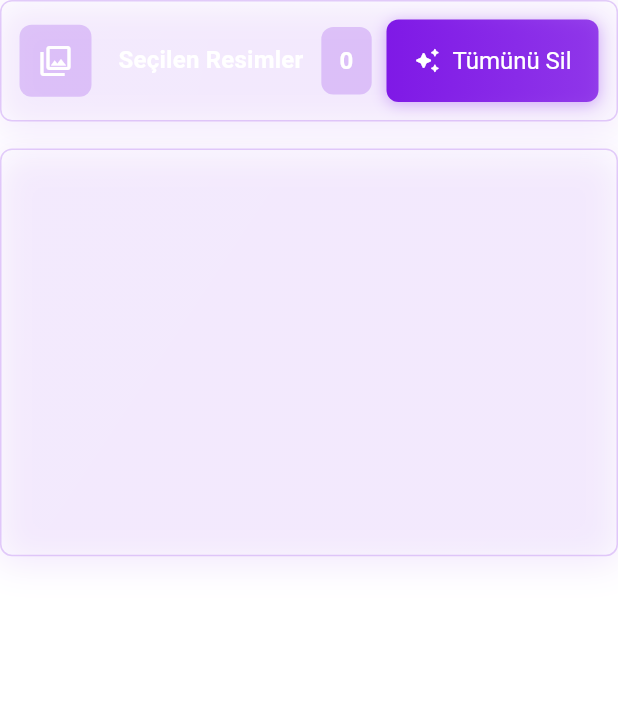
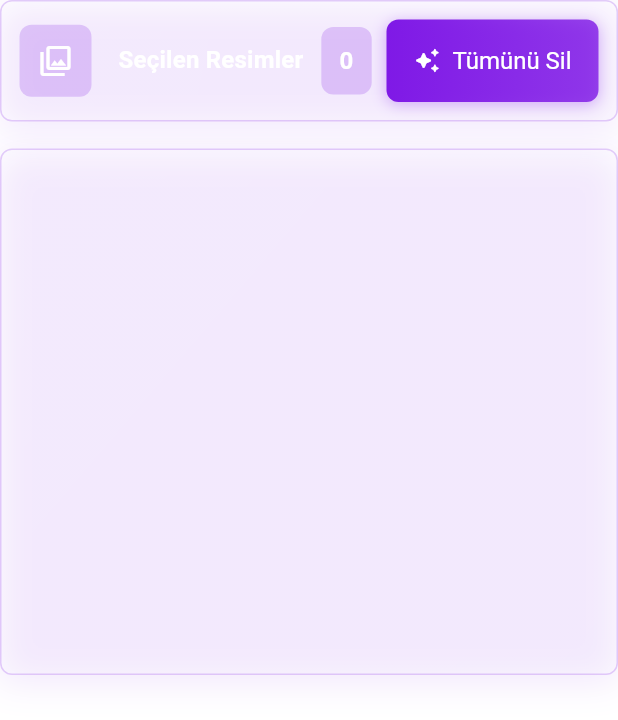
Before and after one commit to gokseennn/volttan-ai-flutter-web-case, a Flutter app: the SelectedFilesPreviewWidget widget shown alone on an empty page, opened directly with empty values, on a phone screen of 412 x 824 dp. Shown: the top 720 px of the screen. Run offline on Flutter 3.47's test engine with Material 3 defaults, Android fonts, the phone set to English and light mode, and no system bars; our stand-ins replace dio, file_picker, get; Roboto replaces fonts that are missing (Montserrat); statements that could not run were skipped.

Commit message:
last changes

```diff
--- a/lib/screens/home_screen/view/components/prompt_input_widget.dart
+++ b/lib/screens/home_screen/view/components/prompt_input_widget.dart
@@ -14,7 +14,7 @@ class PromptInputWidget extends StatelessWidget {
       margin: EdgeInsets.only(
         right: isWide ? context.mediumPadding : 0,
       ),
-      height: context.height * 0.45,
+      height: 450,
       decoration: BoxDecoration(
         gradient: LinearGradient(
           begin: Alignment.topLeft,
--- a/lib/screens/home_screen/view/components/selected_files_preview_widget.dart
+++ b/lib/screens/home_screen/view/components/selected_files_preview_widget.dart
@@ -22,7 +22,7 @@ class SelectedFilesPreviewWidget extends StatelessWidget {
         m: context.width * .95,
         s: context.width * .95,
       ),
-      height: context.height * 0.45,
+      height: 450,
       child: Column(
         children: [
           Container(
```
